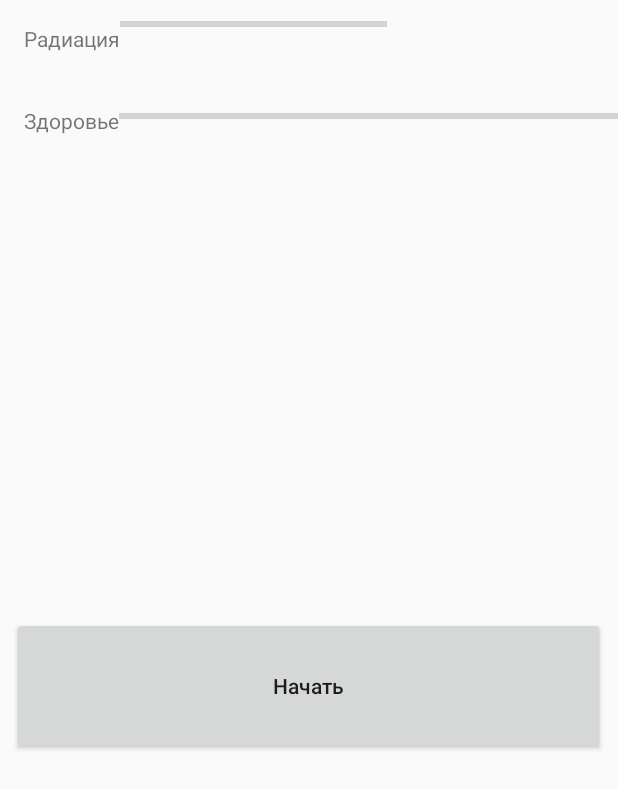
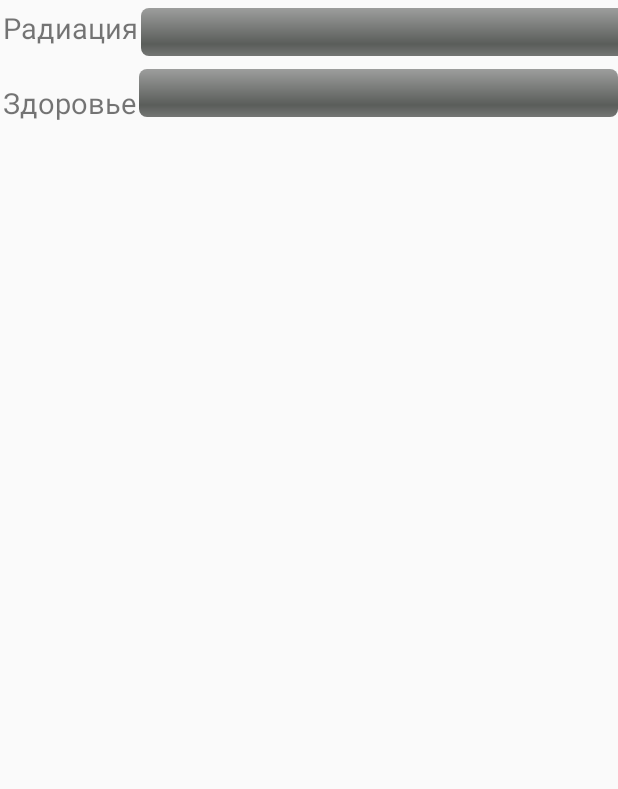
Before and after one commit to DanilaSuvorov/CraftHack, an Android app: the layout activity_main.xml on its own in the app's theme, with its tools: preview values and no code run, on a phone screen of 412 x 824 dp. Shown: the top 789 px of the screen. Run offline under Robolectric (Android 15) with nearby library versions, the phone set to English and light mode, and no system bars; plain views replace MapView.

Commit message:
first_download

```diff
--- a/app/src/main/res/layout/activity_main.xml
+++ b/app/src/main/res/layout/activity_main.xml
@@ -10,74 +10,68 @@
 
     <LinearLayout
         android:layout_width="match_parent"
-        android:layout_height="61dp">
+        android:layout_height="46dp">
 
         <TextView
             android:id="@+id/textView"
             android:layout_width="wrap_content"
             android:layout_height="wrap_content"
-            android:layout_marginStart="16dp"
-            android:layout_marginLeft="16dp"
-            android:layout_marginTop="16dp"
-            android:text="Радиация" />
+            android:layout_marginRight="2dp"
+            android:layout_marginLeft="2dp"
+            android:layout_marginTop="5dp"
+            android:text="Радиация"
+            android:textSize="19sp" />
 
         <ProgressBar
             android:id="@+id/progressBar"
-            style="?android:attr/progressBarStyleHorizontal"
-            android:layout_width="178dp"
-            android:layout_height="32dp" />
+            style="@android:style/Widget.ProgressBar.Horizontal"
+            android:layout_width="328dp"
+            android:layout_height="32dp"
+            android:layout_marginTop="5dp"
+            android:layout_marginRight="5dp"/>
 
     </LinearLayout>
 
     <LinearLayout
         android:layout_width="match_parent"
-        android:layout_height="30dp">
+        android:layout_height="wrap_content"
+        android:layout_marginBottom="5dp">
 
         <TextView
             android:id="@+id/textView2"
             android:layout_width="wrap_content"
             android:layout_height="wrap_content"
-            android:layout_marginStart="16dp"
-            android:layout_marginLeft="16dp"
+            android:layout_marginRight="2dp"
+            android:layout_marginLeft="2dp"
             android:layout_marginTop="9dp"
-            android:text="Здоровье" />
+            android:text="Здоровье"
+            android:textSize="19sp" />
 
         <ProgressBar
             android:id="@+id/progressBar2"
-            style="?android:attr/progressBarStyleHorizontal"
-            android:layout_width="178dp"
+            style="@android:style/Widget.ProgressBar.Horizontal"
+            android:layout_width="301dp"
             android:layout_height="32dp"
             android:layout_weight="1" />
 
     </LinearLayout>
 
-    <FrameLayout
+    <LinearLayout
         android:layout_width="match_parent"
-        android:layout_height="match_parent"
-        android:layout_gravity="center">
-
-        <Button
-            android:id="@+id/start"
-            android:layout_width="395dp"
-            android:layout_height="92dp"
-            android:text="Начать"
-
-            android:textAllCaps="false"
-            android:layout_gravity="center"/>
+        android:layout_height="638dp"
+        android:layout_gravity="center"
+        android:layout_marginTop="10dp">
 
         <com.mapbox.mapboxsdk.maps.MapView
             android:id="@+id/mapView"
+            android:layout_width="match_parent"
+            android:layout_height="636dp"
+
             android:visibility="invisible"
-            android:layout_width="match_parent"
-            android:layout_height="match_parent"
-            mapbox:layout_constraintBottom_toBottomOf="parent"
-            mapbox:layout_constraintEnd_toEndOf="parent"
-            mapbox:layout_constraintStart_toStartOf="parent"
-            mapbox:layout_constraintTop_toTopOf="parent"
             mapbox:mapbox_cameraTargetLat="41.885"
             mapbox:mapbox_cameraTargetLng="-87.679"
             mapbox:mapbox_cameraTilt="60"
             mapbox:mapbox_cameraZoom="12" />
-    </FrameLayout>
+    </LinearLayout>
 
 </LinearLayout>
--- a/app/src/main/res/values/colors.xml
+++ b/app/src/main/res/values/colors.xml
@@ -3,4 +3,5 @@
     <color name="colorPrimary">#008577</color>
     <color name="colorPrimaryDark">#00574B</color>
     <color name="colorAccent">#D81B60</color>
+    <color name="colorPrimaryLight">#000</color>
 </resources>
```
Also changed, not shown: app/src/main/java/com/example/crafthack/LocationComponentActivity.java (+1 -9 lines), app/src/main/java/com/example/crafthack/SplashActivity.java (+8 -1 lines), app/src/main/res/drawable/button_primary.xml (added, +15 -0 lines), app/src/main/res/layout/splash_activity.xml (+5 -2 lines), app/src/main/res/values/styles.xml (+10 -1 lines).
